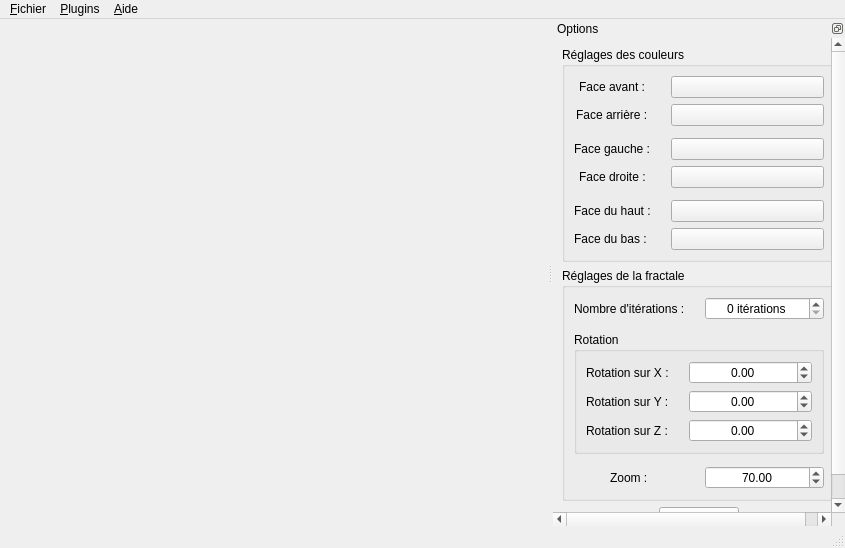
Qt form FractalCooker/Data/Forms/MainWindow.ui (darkelfe14728/FractalCooker) before a commit.
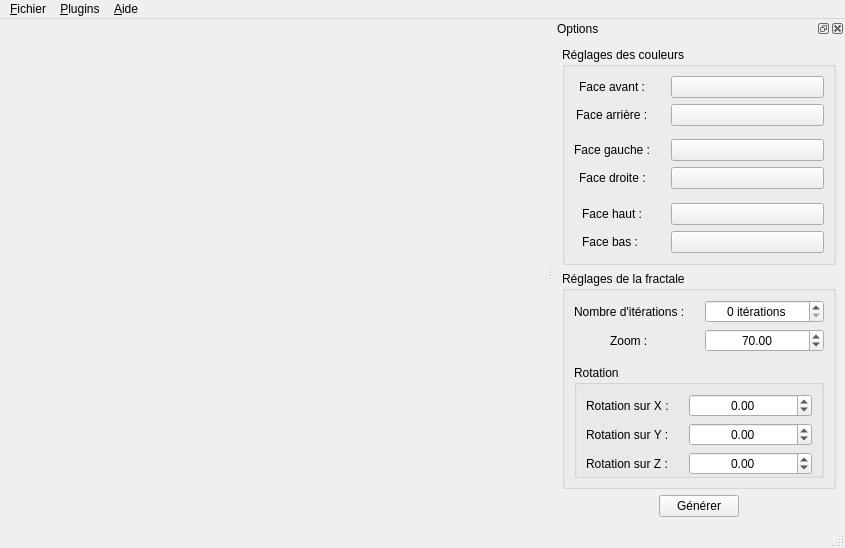
The same form after that commit. The open tabs and pages were chosen to show the change. Icons and pictures are not drawn. Custom widgets are drawn as their Qt base class.

Commit message: Retouches mineures de l'interface utilisateur. * Titre de la fenêtre * Organisation et labels des dockwidgets d'options

What changed in the file:
```diff
--- a/FractalCooker/Data/Forms/MainWindow.ui
+++ b/FractalCooker/Data/Forms/MainWindow.ui
@@ -78,7 +78,7 @@
   <widget class="QStatusBar" name="statusbar"/>
   <widget class="QDockWidget" name="options">
    <property name="features">
-    <set>QDockWidget::DockWidgetFloatable|QDockWidget::DockWidgetMovable</set>
+    <set>QDockWidget::AllDockWidgetFeatures</set>
    </property>
    <property name="windowTitle">
     <string>Options</string>
@@ -103,9 +103,9 @@
         <property name="geometry">
          <rect>
           <x>0</x>
-          <y>-32</y>
-          <width>335</width>
-          <height>494</height>
+          <y>-54</y>
+          <width>375</width>
+          <height>530</height>
          </rect>
         </property>
         <layout class="QVBoxLayout" name="verticalLayout_2">
@@ -218,7 +218,7 @@
                 <item row="6" column="0">
                  <widget class="QLabel" name="lbl_colorHaut">
                   <property name="text">
-                   <string>Face du haut :</string>
+                   <string>Face haut :</string>
                   </property>
                   <property name="buddy">
                    <cstring>colorHaut</cstring>
@@ -231,7 +231,7 @@
                 <item row="7" column="0">
                  <widget class="QLabel" name="lbl_colorBas">
                   <property name="text">
-                   <string>Face du bas : </string>
+                   <string>Face bas : </string>
                   </property>
                   <property name="buddy">
                    <cstring>colorBas</cstring>
@@ -262,6 +262,9 @@
                 <property name="horizontalSpacing">
                  <number>20</number>
                 </property>
+                <property name="bottomMargin">
+                 <number>0</number>
+                </property>
                 <item row="0" column="0">
                  <widget class="QLabel" name="lbl_nbIteration_3D">
                   <property name="text">
@@ -282,33 +285,20 @@
                   </property>
                  </widget>
                 </item>
-                <item row="4" column="0">
-                 <widget class="QLabel" name="lbl_zoom_3D">
-                  <property name="text">
-                   <string>Zoom :</string>
+                <item row="2" column="0">
+                 <spacer name="vspacer_center_top_reglages_3D">
+                  <property name="orientation">
+                   <enum>Qt::Vertical</enum>
                   </property>
-                  <property name="buddy">
-                   <cstring>zoom_3D</cstring>
+                  <property name="sizeHint" stdset="0">
+                   <size>
+                    <width>20</width>
+                    <height>40</height>
+                   </size>
                   </property>
-                 </widget>
+                 </spacer>
                 </item>
-                <item row="4" column="1">
-                 <widget class="QDoubleSpinBox" name="zoom_3D">
-                  <property name="alignment">
-                   <set>Qt::AlignCenter</set>
-                  </property>
-                  <property name="maximum">
-                   <double>1000000000.000000000000000</double>
-                  </property>
-                  <property name="singleStep">
-                   <double>2.000000000000000</double>
-                  </property>
-                  <property name="value">
-                   <double>70.000000000000000</double>
-                  </property>
-                 </widget>
-                </item>
-                <item row="2" column="0" colspan="2">
+                <item row="3" column="0" colspan="2">
                  <widget class="QGroupBox" name="group_3D_rotation">
                   <property name="title">
                    <string>Rotation</string>
@@ -323,6 +313,9 @@
                    <property name="horizontalSpacing">
                     <number>20</number>
                    </property>
+                   <property name="bottomMargin">
+                    <number>0</number>
+                   </property>
                    <item row="0" column="0">
                     <widget class="QLabel" name="lbl_rotateX">
                      <property name="text">
@@ -407,20 +400,7 @@
                   </layout>
                  </widget>
                 </item>
-                <item row="1" column="0">
-                 <spacer name="vspacer_center_top_reglages_3D">
-                  <property name="orientation">
-                   <enum>Qt::Vertical</enum>
-                  </property>
-                  <property name="sizeHint" stdset="0">
-                   <size>
-                    <width>20</width>
-                    <height>40</height>
-                   </size>
-                  </property>
-                 </spacer>
-                </item>
-                <item row="3" column="0">
+                <item row="4" column="0">
                  <spacer name="vspacer_center_bottom_reglages_3D">
                   <property name="orientation">
                    <enum>Qt::Vertical</enum>
@@ -433,6 +413,32 @@
                   </property>
                  </spacer>
                 </item>
+                <item row="1" column="0">
+                 <widget class="QLabel" name="lbl_zoom_3D">
+                  <property name="text">
+                   <string>Zoom :</string>
+                  </property>
+                  <property name="buddy">
+                   <cstring>zoom_3D</cstring>
+                  </property>
+                 </widget>
+                </item>
+                <item row="1" column="1">
+                 <widget class="QDoubleSpinBox" name="zoom_3D">
+                  <property name="alignment">
+                   <set>Qt::AlignCenter</set>
+                  </property>
+                  <property name="maximum">
+                   <double>1000000000.000000000000000</double>
+                  </property>
+                  <property name="singleStep">
+                   <double>2.000000000000000</double>
+                  </property>
+                  <property name="value">
+                   <double>70.000000000000000</double>
+                  </property>
+                 </widget>
+                </item>
                </layout>
               </widget>
              </item>
```
Left out of the diff: 17 changed lines with no effect on the pictures.
